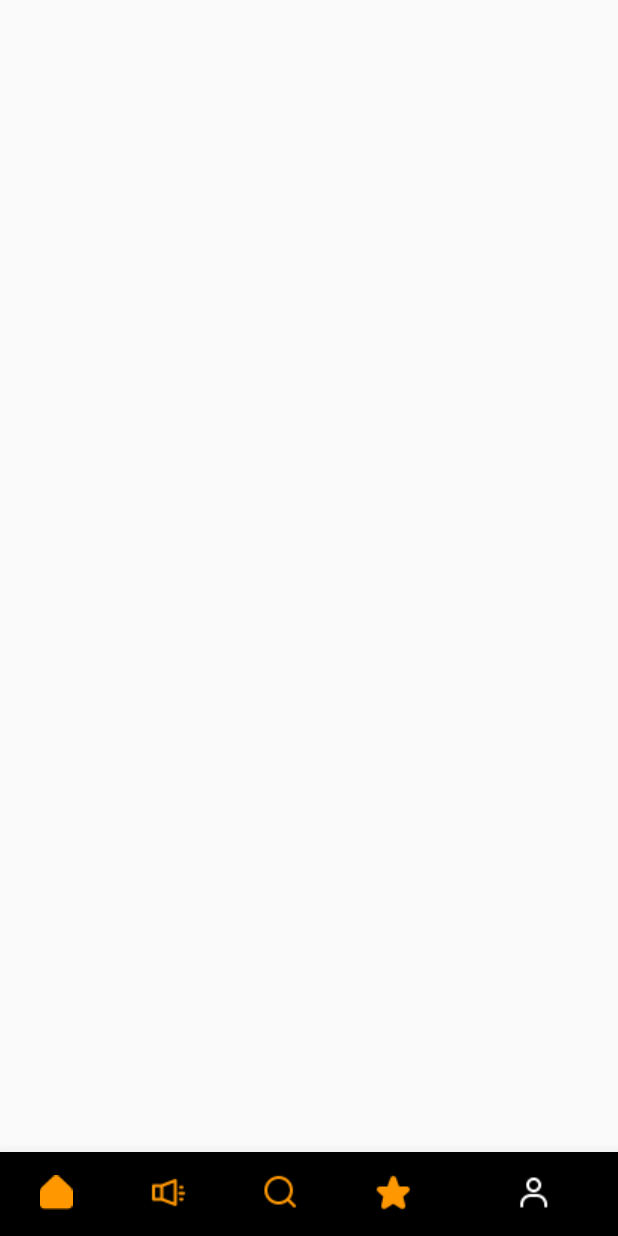
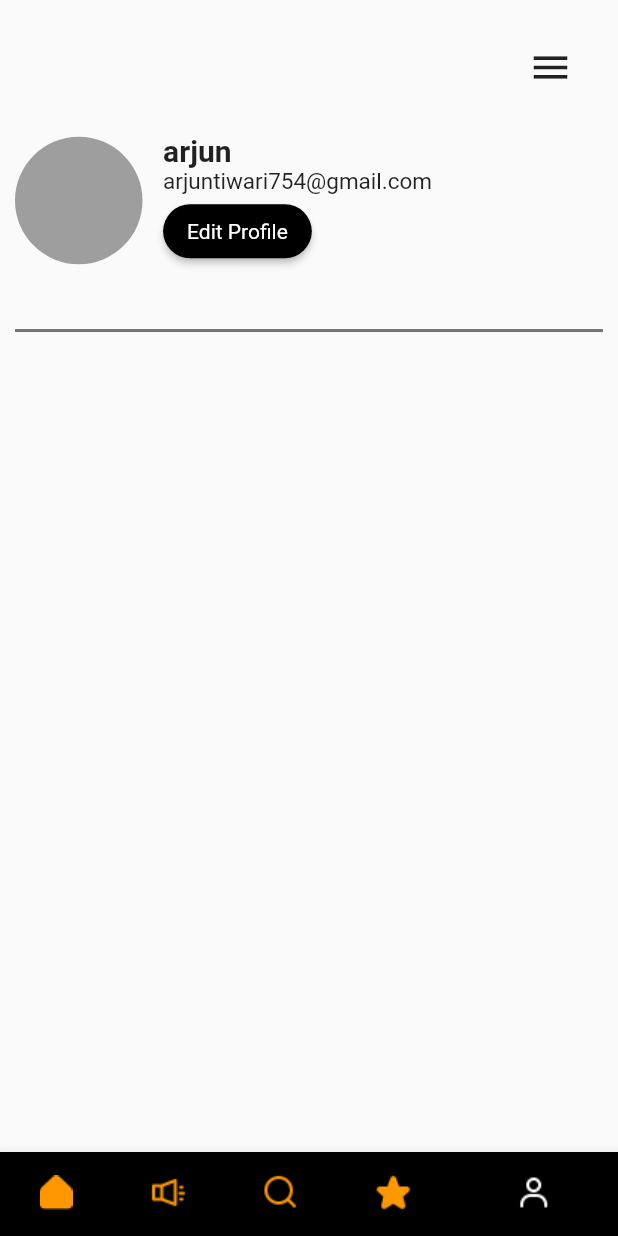
Before and after one commit to VanshitaKanodia/e_patrakaar, a Flutter app: the screen it shows after launch, item 5 of the bottom bar chosen, on a phone screen of 412 x 824 dp. Run offline on Flutter 3.47's test engine with Material 2 defaults, Android fonts, the light colour scheme and no system bars; our stand-ins replace dots_indicator.

Commit message:
profile(arjun)

```diff
--- a/lib/pages/profile.dart
+++ b/lib/pages/profile.dart
@@ -1,4 +1,6 @@
-// ignore_for_file: prefer_const_constructors
+// ignore_for_file: prefer_const_constructors, prefer_const_literals_to_create_immutables, sort_child_properties_last
+
+import 'dart:ui';
 
 import 'package:flutter/material.dart';
 
@@ -12,6 +14,74 @@ class Profile extends StatefulWidget {
 class _ProfileState extends State<Profile> {
   @override
   Widget build(BuildContext context) {
-    return Scaffold();
+    return Scaffold(
+      body: SafeArea(
+        child: Padding(
+          padding: EdgeInsets.all(10.0),
+          child:Column(
+            children: [
+              Container(
+                padding: EdgeInsets.all(20.0),
+                child: Row(
+                  mainAxisAlignment: MainAxisAlignment.end,
+                  children: [
+                    Icon(Icons.menu,
+                    size:30.0
+                    ),
+                  ],
+                ),
+              ),
+              SizedBox(
+                height: MediaQuery.of(context).size.height/90,
+              ),
+              Row(
+                children: [
+                  Container(
+                    height:85,
+                    width:85,
+                    decoration: BoxDecoration(
+                      borderRadius: BorderRadius.circular(50.0),
+                      color:Colors.grey
+                    ),
+
+                  ),
+                  SizedBox(
+                    width: MediaQuery.of(context).size.width/30,
+                  ),
+                  Column(
+                    crossAxisAlignment: CrossAxisAlignment.start,
+                    children: [
+                      Text("arjun",
+                      style: TextStyle(fontSize: 20.0,fontWeight: FontWeight.bold),
+                      ),
+                      Text("arjuntiwari754@gmail.com",
+                      style: TextStyle(fontSize: 15.0),
+                      ),
+                      ElevatedButton(onPressed: (){},
+                      child: Text("Edit Profile"),
+                      style:ElevatedButton.styleFrom(
+                        shape: StadiumBorder(),
+                        backgroundColor: Colors.black,
+                        textStyle: TextStyle(color: Colors.white)
+                      )
+                      ),
+                    ],
+                  )
+                ],
+              ),
+              SizedBox(
+                height:MediaQuery.of(context).size.height/20,
+              ),
+              Container(
+                width:MediaQuery.of(context).size.width,
+                height: 2,
+                color: Colors.grey[600],
+              ),
+            ],
+          )
+
+        )
+      ),
+    );
   }
 }
```
